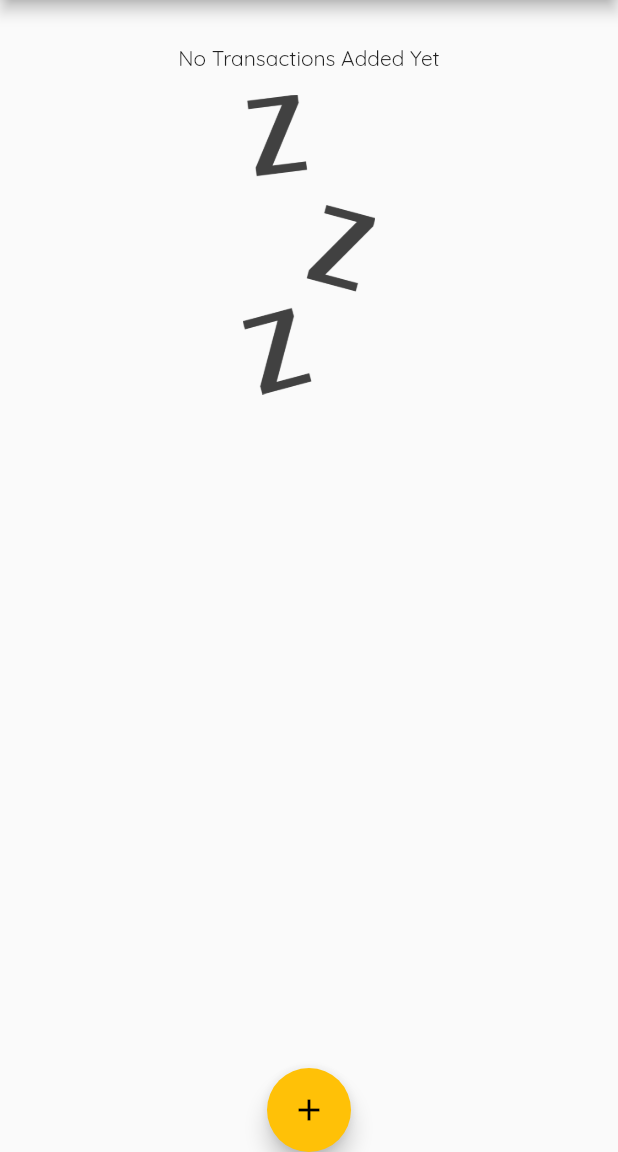
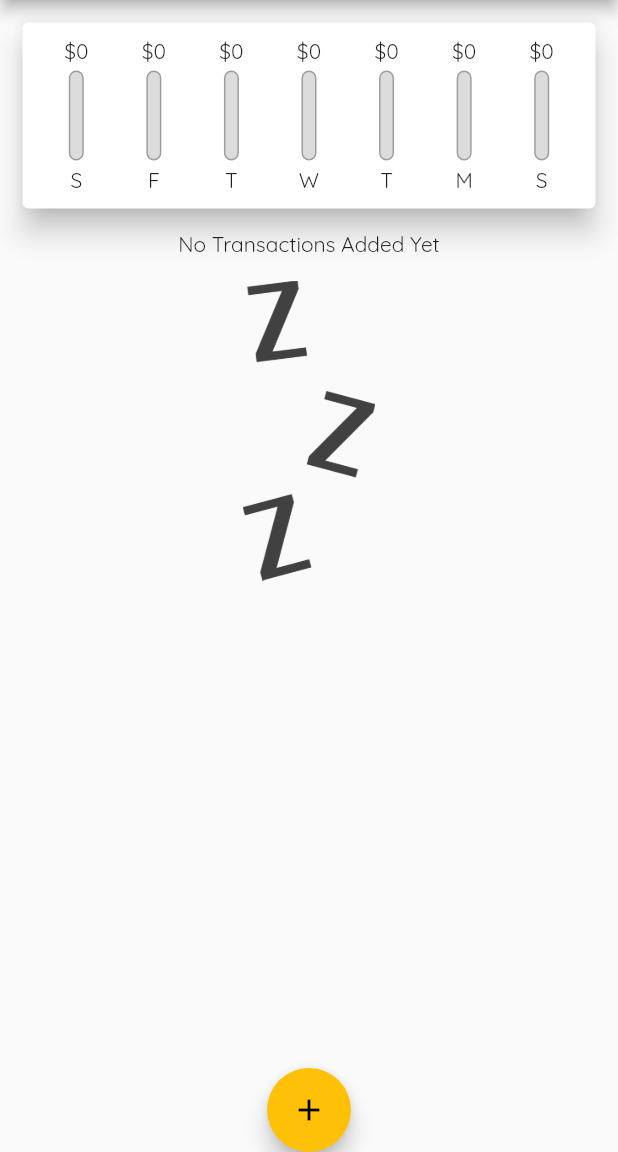
Before and after one commit to Ontan8/personal_expenses, a Flutter app: the screen it shows after launch, on a phone screen of 412 x 824 dp, the part 84-1236 px from its top. Run offline on Flutter 3.47's test engine with Material 2 defaults, Android fonts, the phone set to English and light mode, and no system bars.

Commit message:
added bar chart

```diff
--- a/lib/widgets/chart.dart
+++ b/lib/widgets/chart.dart
@@ -1,4 +1,4 @@
-import 'package:expenses/models/transaction.dart';
+import 'package:expenses/widgets/chart_bar.dart';
 import 'package:flutter/material.dart';
 import '../models/transaction.dart';
 import 'package:intl/intl.dart';
@@ -17,7 +17,16 @@ class Chart extends StatelessWidget {
           totalSum += i.amount;
         }
       }
-      return {'day': DateFormat.E().format(weekDay), 'amount': totalSum};
+      return {
+        'day': DateFormat.E().format(weekDay).substring(0, 1),
+        'amount': totalSum
+      };
+    });
+  }
+
+  double get maxSpending {
+    return groupedTransactions.fold(0.0, (sum, item) {
+      return sum + (item['amount'] as double);
     });
   }
 
@@ -26,8 +35,22 @@ class Chart extends StatelessWidget {
     return Card(
       elevation: 8,
       margin: const EdgeInsets.all(15),
-      child: Row(
-        children: [Column()],
+      child: Container(
+        padding: EdgeInsets.all(10),
+        child: Row(
+          mainAxisAlignment: MainAxisAlignment.spaceAround,
+          children: groupedTransactions.map((e) {
+            return Flexible(
+              fit: FlexFit.tight,
+              child: ChartBar(
+                  e['day'].toString(),
+                  e['amount'] as double,
+                  maxSpending == 0
+                      ? 0.0
+                      : (e['amount'] as double) / maxSpending),
+            );
+          }).toList(),
+        ),
       ),
     );
   }
--- /dev/null
+++ b/lib/widgets/chart_bar.dart
@@ -0,0 +1,47 @@
+import 'package:flutter/material.dart';
+
+class ChartBar extends StatelessWidget {
+  const ChartBar(this.label, this.spendingAmount, this.spendingPercentage,
+      {Key? key})
+      : super(key: key);
+  final String label;
+  final double spendingAmount;
+  final double spendingPercentage;
+  @override
+  Widget build(BuildContext context) {
+    return Column(
+      children: [
+        FittedBox(child: Text('\$${spendingAmount.toStringAsFixed(0)}')),
+        const SizedBox(
+          height: 4,
+        ),
+        Container(
+          height: 60,
+          width: 10,
+          child: Stack(
+            children: [
+              Container(
+                decoration: BoxDecoration(
+                    border: Border.all(color: Colors.grey, width: 1.0),
+                    color: const Color.fromRGBO(220, 220, 220, 1),
+                    borderRadius: BorderRadius.circular(10)),
+              ),
+              FractionallySizedBox(
+                child: Container(
+                  decoration: BoxDecoration(
+                      color: Theme.of(context).primaryColor,
+                      borderRadius: BorderRadius.circular(10)),
+                ),
+                heightFactor: spendingPercentage,
+              )
+            ],
+          ),
+        ),
+        const SizedBox(
+          height: 4,
+        ),
+        Text(label),
+      ],
+    );
+  }
+}
```
